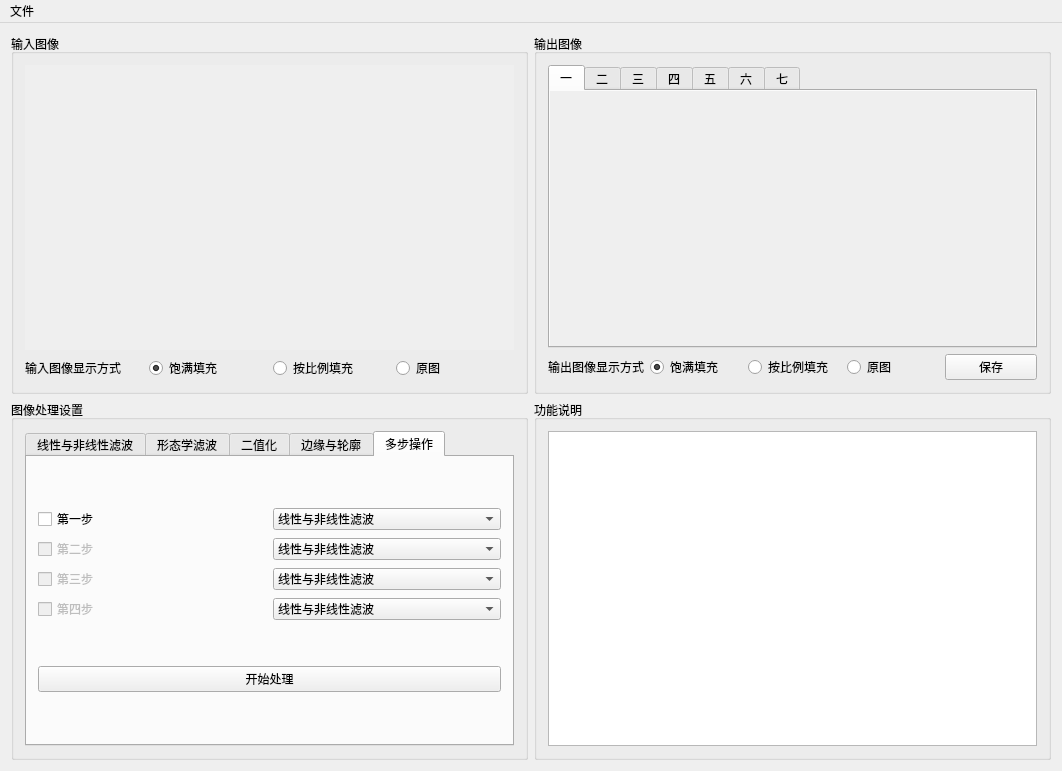
Above: contour/mainwindow.ui from BugAngel/ImageProcessingTeachingSoftware before the change. Below: the same form after it.
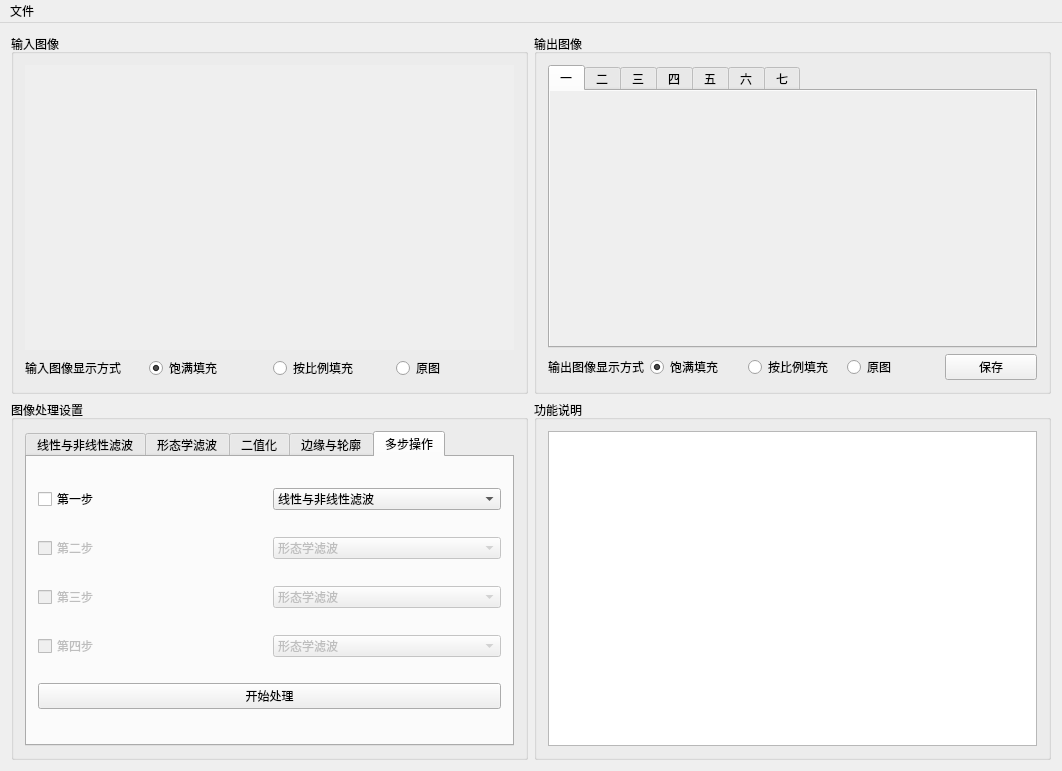
That is the form after the change.

What changed in the file:
```diff
--- a/contour/mainwindow.ui
+++ b/contour/mainwindow.ui
@@ -930,15 +930,6 @@
           <attribute name="title">
            <string>多步操作</string>
           </attribute>
-          <layout class="QGridLayout" name="gridLayout_6">
-           <item row="1" column="0">
-            <widget class="QPushButton" name="multiOperatePushButton">
-             <property name="text">
-              <string>开始处理</string>
-             </property>
-            </widget>
-           </item>
-           <item row="0" column="0">
             <layout class="QGridLayout" name="gridLayout_5">
              <item row="0" column="0">
               <widget class="QCheckBox" name="firstOperateCheckBox">
@@ -982,12 +973,10 @@
               </widget>
              </item>
              <item row="1" column="1">
-              <widget class="QComboBox" name="comboBox_2">
-               <item>
-                <property name="text">
-                 <string>线性与非线性滤波</string>
-                </property>
-               </item>
+            <widget class="QComboBox" name="secondOperateComboBox">
+             <property name="enabled">
+              <bool>false</bool>
+             </property>
                <item>
                 <property name="text">
                  <string>形态学滤波</string>
@@ -1016,12 +1005,10 @@
               </widget>
              </item>
              <item row="2" column="1">
-              <widget class="QComboBox" name="comboBox_3">
-               <item>
-                <property name="text">
-                 <string>线性与非线性滤波</string>
-                </property>
-               </item>
+            <widget class="QComboBox" name="thirdOperateComboBox">
+             <property name="enabled">
+              <bool>false</bool>
+             </property>
                <item>
                 <property name="text">
                  <string>形态学滤波</string>
@@ -1050,12 +1037,10 @@
               </widget>
              </item>
              <item row="3" column="1">
-              <widget class="QComboBox" name="comboBox_4">
-               <item>
-                <property name="text">
-                 <string>线性与非线性滤波</string>
-                </property>
-               </item>
+            <widget class="QComboBox" name="forthOperateComboBox">
+             <property name="enabled">
+              <bool>false</bool>
+             </property>
                <item>
                 <property name="text">
                  <string>形态学滤波</string>
@@ -1073,7 +1058,12 @@
                </item>
               </widget>
              </item>
-            </layout>
+           <item row="4" column="0" colspan="2">
+            <widget class="QPushButton" name="multiOperatePushButton">
+             <property name="text">
+              <string>开始处理</string>
+             </property>
+            </widget>
            </item>
           </layout>
          </widget>
```
Left out of the diff: 8 changed lines with no effect on the pictures. Lines whose indentation alone changed are shown as unchanged.
